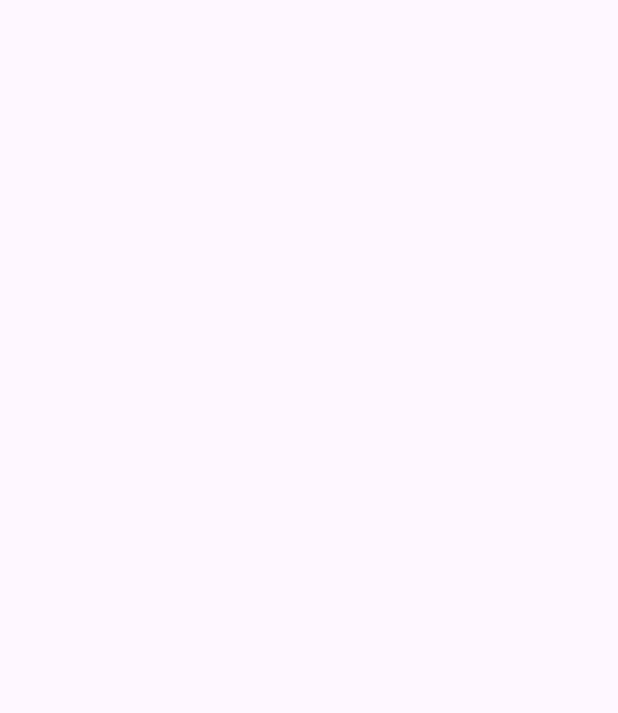
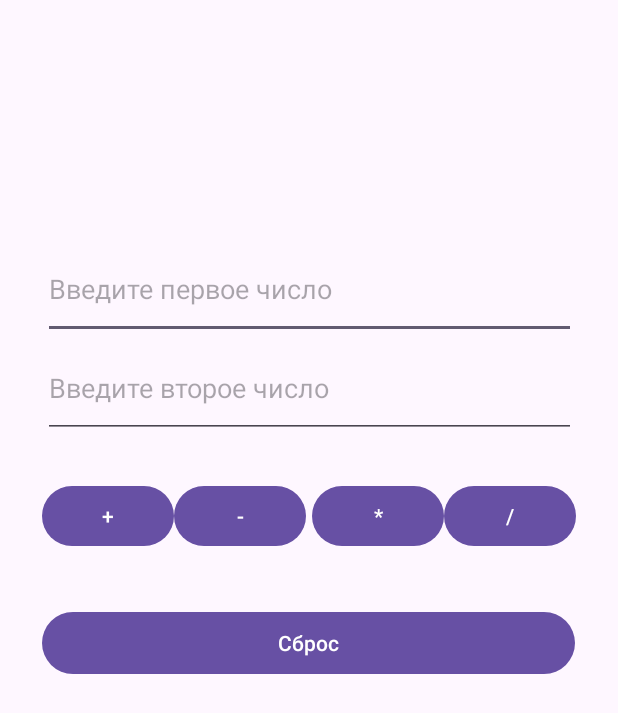
Before and after one commit to Ork2004/CalculatorProject, an Android app: the screen it shows after launch (MainActivity), on a phone screen of 412 x 824 dp. Before the commit the part shown is empty. Shown: the top 713 px of the screen. Run offline under Robolectric (Android 15) with nearby library versions, the phone set to English and light mode, and no system bars.

Commit message:
Added calculator UI and initialized elements

```diff
--- a/app/src/main/AndroidManifest.xml
+++ b/app/src/main/AndroidManifest.xml
@@ -1,6 +1,6 @@
 <?xml version="1.0" encoding="utf-8"?>
 <manifest xmlns:android="http://schemas.android.com/apk/res/android"
-    xmlns:tools="http://schemas.android.com/tools">
+    xmlns:tools="http://schemas.android.com/tools" >
 
     <application
         android:allowBackup="true"
@@ -11,10 +11,10 @@
         android:roundIcon="@mipmap/ic_launcher_round"
         android:supportsRtl="true"
         android:theme="@style/Theme.CalculaterProject"
-        tools:targetApi="31">
+        tools:targetApi="31" >
         <activity
             android:name=".MainActivity"
-            android:exported="true">
+            android:exported="true" >
             <intent-filter>
                 <action android:name="android.intent.action.MAIN" />
 
--- a/app/src/main/java/com/example/calculaterproject/MainActivity.java
+++ b/app/src/main/java/com/example/calculaterproject/MainActivity.java
@@ -1,6 +1,8 @@
 package com.example.calculaterproject;
 
 import android.os.Bundle;
+import android.widget.Button;
+import android.widget.EditText;
 
 import androidx.activity.EdgeToEdge;
 import androidx.appcompat.app.AppCompatActivity;
@@ -10,11 +12,22 @@ import androidx.core.view.WindowInsetsCompat;
 
 public class MainActivity extends AppCompatActivity {
 
+    private EditText input1, input2;
+    private Button btnAdd, btnSubtract, btnMultiply, btnDivide, btnReset;
+
     @Override
     protected void onCreate(Bundle savedInstanceState) {
         super.onCreate(savedInstanceState);
         EdgeToEdge.enable(this);
         setContentView(R.layout.activity_main);
 
+        input1 = findViewById(R.id.input1);
+        input2 = findViewById(R.id.input2);
+        btnAdd = findViewById(R.id.btnAdd);
+        btnSubtract = findViewById(R.id.btnSubtract);
+        btnMultiply = findViewById(R.id.btnMultiply);
+        btnDivide = findViewById(R.id.btnDivide);
+        btnReset = findViewById(R.id.btnReset);
+
     }
 }
--- a/app/src/main/res/layout/activity_main.xml
+++ b/app/src/main/res/layout/activity_main.xml
@@ -1,8 +1,85 @@
 <?xml version="1.0" encoding="utf-8"?>
-<androidx.constraintlayout.widget.ConstraintLayout xmlns:android="http://schemas.android.com/apk/res/android"
+<androidx.constraintlayout.widget.ConstraintLayout
+    xmlns:android="http://schemas.android.com/apk/res/android"
+    xmlns:tools="http://schemas.android.com/tools"
     xmlns:app="http://schemas.android.com/apk/res-auto"
-    xmlns:tools="http://schemas.android.com/tools"
     android:id="@+id/main"
     android:layout_width="match_parent"
     android:layout_height="match_parent"
-    tools:context=".MainActivity"/>
+    tools:context=".MainActivity">
+
+    <EditText
+        android:id="@+id/input1"
+        android:layout_width="355dp"
+        android:layout_height="66dp"
+        android:layout_marginTop="160dp"
+        android:ems="10"
+        android:hint="Введите первое число"
+        android:inputType="number"
+        app:layout_constraintEnd_toEndOf="parent"
+        app:layout_constraintStart_toStartOf="parent"
+        app:layout_constraintTop_toTopOf="parent" />
+
+    <EditText
+        android:id="@+id/input2"
+        android:layout_width="355dp"
+        android:layout_height="66dp"
+        android:ems="10"
+        android:inputType="number"
+        android:hint="Введите второе число"
+        app:layout_constraintEnd_toEndOf="parent"
+        app:layout_constraintStart_toStartOf="parent"
+        app:layout_constraintTop_toBottomOf="@+id/input1" />
+
+    <Button
+        android:id="@+id/btnSubtract"
+        android:layout_width="wrap_content"
+        android:layout_height="wrap_content"
+        android:layout_marginTop="28dp"
+        android:text="-"
+        app:layout_constraintStart_toEndOf="@+id/btnAdd"
+        app:layout_constraintTop_toBottomOf="@+id/input2" />
+
+    <Button
+        android:id="@+id/btnDivide"
+        android:layout_width="wrap_content"
+        android:layout_height="wrap_content"
+        android:layout_marginTop="28dp"
+        android:layout_marginEnd="28dp"
+        android:text="/"
+        app:layout_constraintEnd_toEndOf="parent"
+        app:layout_constraintTop_toBottomOf="@+id/input2" />
+
+    <Button
+        android:id="@+id/btnAdd"
+        android:layout_width="wrap_content"
+        android:layout_height="wrap_content"
+        android:layout_marginStart="28dp"
+        android:layout_marginTop="28dp"
+        android:text="+"
+        app:layout_constraintStart_toStartOf="parent"
+        app:layout_constraintTop_toBottomOf="@+id/input2" />
+
+    <Button
+        android:id="@+id/btnMultiply"
+        android:layout_width="wrap_content"
+        android:layout_height="wrap_content"
+        android:layout_marginTop="28dp"
+        android:text="*"
+        app:layout_constraintEnd_toStartOf="@+id/btnDivide"
+        app:layout_constraintTop_toBottomOf="@+id/input2" />
+
+    <Button
+        android:id="@+id/btnReset"
+        android:layout_width="355dp"
+        android:layout_height="49dp"
+        android:layout_marginStart="28dp"
+        android:layout_marginTop="36dp"
+        android:layout_marginEnd="28dp"
+        android:text="Сброс"
+        app:layout_constraintEnd_toEndOf="parent"
+        app:layout_constraintHorizontal_bias="0.457"
+        app:layout_constraintStart_toStartOf="parent"
+        app:layout_constraintTop_toBottomOf="@+id/btnAdd" />
+
+  </androidx.constraintlayout.widget.ConstraintLayout>
```
